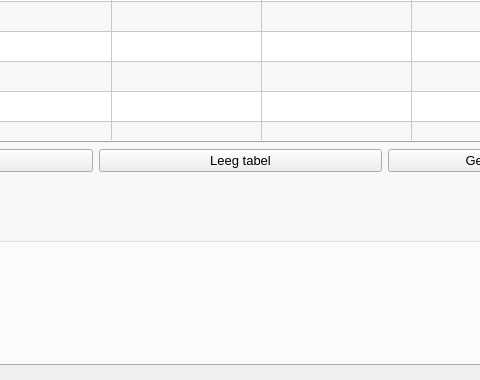
Before: the Qt Designer form src/resources/ui/main_window.ui in jebr/windows-deployment-tool, drawn with Qt 5; both pictures show x 212 to 692 and y 504 to 884 of the 906 by 884 pixel window.
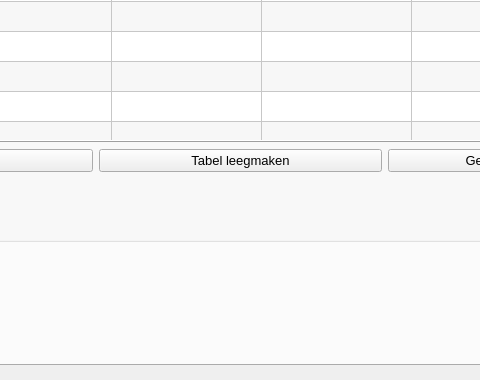
After: the same form once the commit is applied. The open tabs and pages were chosen to show the change. Icons and pictures are not drawn.

Commit message: [New] messagebox when on windows server

What changed in the file:
```diff
--- a/src/resources/ui/main_window.ui
+++ b/src/resources/ui/main_window.ui
@@ -1520,7 +1520,7 @@
            </font>
           </property>
           <property name="text">
-           <string>Leeg tabel</string>
+           <string>Tabel leegmaken</string>
           </property>
          </widget>
         </item>
```
Left out of the diff: 248 changed lines with no effect on the pictures. The commit also changes 2 other files.
